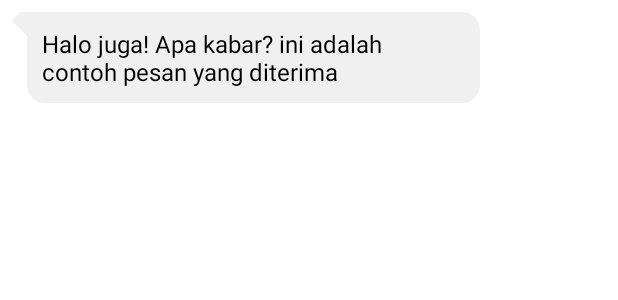
After one commit to Haikalimanf/WeGot, an Android app: the layout item_chat_received.xml on its own in the app's theme, with its tools: preview values and no code run, on a phone screen of 412 x 824 dp. The commit adds this screen. Shown: the top 300 px of the screen. Run offline under Robolectric (Android 15) with nearby library versions, the phone set to English and light mode, and no system bars.

Commit message:
feat: implement chatbot UI with message sending functionality and RecyclerView integration

```diff
--- a/app/src/main/AndroidManifest.xml
+++ b/app/src/main/AndroidManifest.xml
@@ -35,7 +35,8 @@
         <activity
             android:name=".ui.chatbot.ChatbotActivity"
             android:exported="false"
-            android:theme="@style/Theme.WeGot" />
+            android:theme="@style/Theme.WeGot"
+            />
         <activity
             android:name=".ui.pencatatan_history.tambah_riwayat.TambahRiwayatActivity"
             android:exported="false"
--- a/app/src/main/java/com/codelabs/wegot/model/remote/body/ChatBody.kt
+++ b/app/src/main/java/com/codelabs/wegot/model/remote/body/ChatBody.kt
@@ -4,5 +4,5 @@ import kotlinx.serialization.Serializable
 
 @Serializable
 data class ChatBody(
-    val prompt: String,
+    val question: String,
 )
--- a/app/src/main/java/com/codelabs/wegot/ui/pencatatan_history/tambah_riwayat/TambahRiwayatActivity.kt
+++ b/app/src/main/java/com/codelabs/wegot/ui/pencatatan_history/tambah_riwayat/TambahRiwayatActivity.kt
@@ -12,10 +12,6 @@ class TambahRiwayatActivity : AppCompatActivity() {
         super.onCreate(savedInstanceState)
         enableEdgeToEdge()
         setContentView(R.layout.activity_tambah_riwayat)
-        ViewCompat.setOnApplyWindowInsetsListener(findViewById(R.id.main)) { v, insets ->
-            val systemBars = insets.getInsets(WindowInsetsCompat.Type.systemBars())
-            v.setPadding(systemBars.left, systemBars.top, systemBars.right, systemBars.bottom)
-            insets
-        }
+        supportActionBar?.hide()
     }
 }
--- /dev/null
+++ b/app/src/main/res/drawable/bg_chat_received.xml
@@ -0,0 +1,23 @@
+<?xml version="1.0" encoding="utf-8"?>
+<layer-list xmlns:android="http://schemas.android.com/apk/res/android">
+
+    <item android:gravity="start|top"
+        android:left="-6dp"
+        android:top="0dp">
+        <rotate
+            android:fromDegrees="45"
+            android:pivotX="100%"
+            android:pivotY="100%">
+            <shape android:shape="rectangle">
+                <size android:width="20dp" android:height="20dp"/>
+                <solid android:color="#F0F0F0"/> </shape>
+        </rotate>
+    </item>
+
+    <item android:left="10dp">
+        <shape android:shape="rectangle">
+            <solid android:color="#F0F0F0"/> <corners android:radius="12dp"/>
+        </shape>
+    </item>
+
+</layer-list>
--- /dev/null
+++ b/app/src/main/res/layout/item_chat_received.xml
@@ -0,0 +1,28 @@
+<?xml version="1.0" encoding="utf-8"?>
+<LinearLayout xmlns:android="http://schemas.android.com/apk/res/android"
+    android:layout_width="match_parent"
+    android:layout_height="wrap_content"
+    android:padding="8dp"
+    android:gravity="start">
+
+    <LinearLayout
+        android:layout_width="wrap_content"
+        android:layout_height="wrap_content"
+        android:background="@drawable/bg_chat_received"
+        android:orientation="vertical"
+        android:paddingStart="20dp"
+        android:paddingTop="10dp"
+        android:paddingEnd="12dp"
+        android:paddingBottom="10dp">
+
+        <TextView
+            android:id="@+id/tvMessage"
+            android:layout_width="wrap_content"
+            android:layout_height="wrap_content"
+            android:text="Halo juga! Apa kabar? ini adalah contoh pesan yang diterima"
+            android:textColor="@android:color/black"
+            android:textSize="16sp"
+            android:maxWidth="280dp"/>
+    </LinearLayout>
+
+</LinearLayout>
```
Also changed, not shown: app/src/main/java/com/codelabs/wegot/model/remote/response/RemoteDataSource.kt (+8 -6 lines), app/src/main/java/com/codelabs/wegot/ui/adapter/ChatAdapter.kt (added, +71 -0 lines), app/src/main/java/com/codelabs/wegot/ui/chatbot/ChatbotActivity.kt (+72 -5 lines), app/src/main/res/drawable/bg_chat_send.xml (added, +23 -0 lines), app/src/main/res/layout/activity_chatbot.xml (+16 -1 lines), app/src/main/res/layout/item_chat_sent.xml (added, +28 -0 lines).
